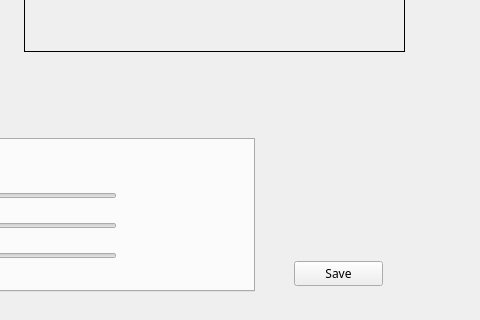
This is OpenCV2.ui in markctm/Vision_Inspection as Qt 5 draws it before an edit; both pictures show x 426 to 906 and y 429 to 749 of the 906 by 749 pixel window. The edited form follows.
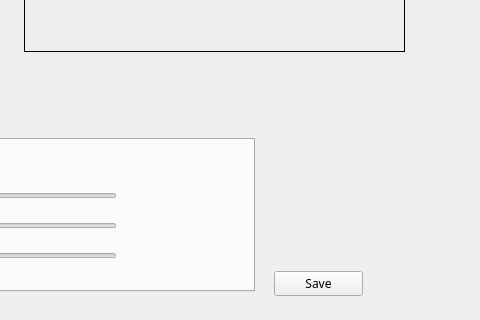
This is the edited form.

Diff of the .ui file:
```diff
--- a/OpenCV2.ui
+++ b/OpenCV2.ui
@@ -449,8 +449,8 @@
   <widget class="QPushButton" name="save_button">
    <property name="geometry">
     <rect>
-     <x>720</x>
-     <y>690</y>
+     <x>700</x>
+     <y>700</y>
      <width>89</width>
      <height>25</height>
     </rect>
```
